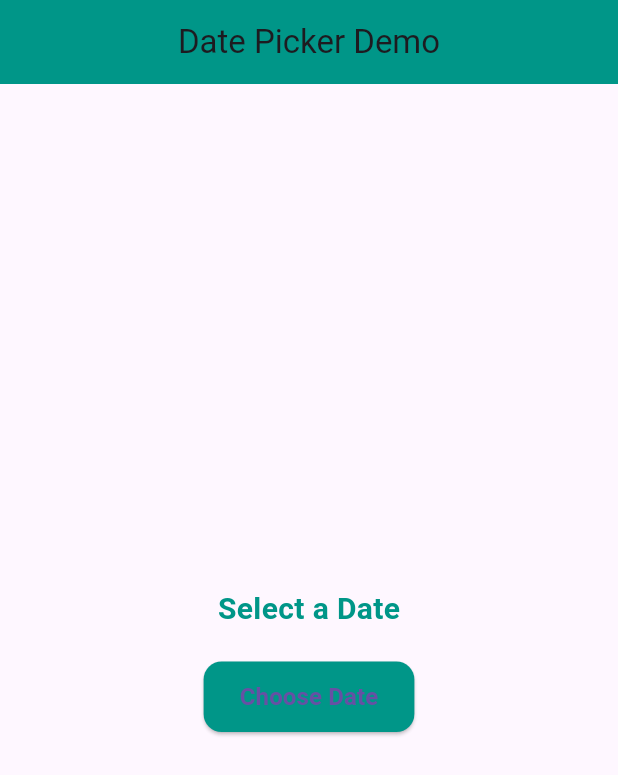
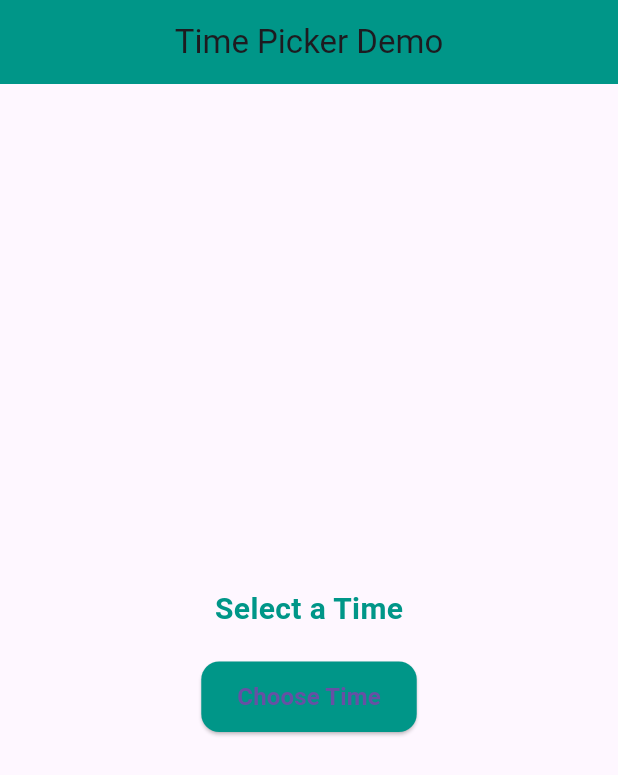
Before and after one commit to SaiKyawZinHtoo/Flutter_Test, a Flutter app: the screen it shows after launch, on a phone screen of 412 x 824 dp. Shown: the top 775 px of the screen. Run offline on Flutter 3.47's test engine with Material 3 defaults, Android fonts, the phone set to English and light mode, and no system bars; missing offline and left inert: dart:ffi.

Commit message:
time picker

```diff
--- a/testing_flutter_project/lib/main.dart
+++ b/testing_flutter_project/lib/main.dart
@@ -46,6 +46,7 @@ import 'package:testing_flutter_project/widgets/switch.dart';
 import 'package:testing_flutter_project/widgets/tabBar.dart';
 import 'package:testing_flutter_project/widgets/textField.dart';
 import 'package:testing_flutter_project/widgets/textFromField.dart';
+import 'package:testing_flutter_project/widgets/time_picker.dart';
 import 'package:testing_flutter_project/widgets/wrap.dart';
 
 void main() {
@@ -62,7 +63,7 @@ class MyApp extends StatelessWidget {
       title: "Flutter Demo",
       home: Scaffold(
         //appBar: appBarWidget(),
-        body: TestDatePicker(),
+        body: TestTimePicker(),
       ),
     );
   }
--- /dev/null
+++ b/testing_flutter_project/lib/widgets/time_picker.dart
@@ -0,0 +1,79 @@
+import 'package:flutter/material.dart';
+
+class TestTimePicker extends StatelessWidget {
+  const TestTimePicker({super.key});
+
+  @override
+  Widget build(BuildContext context) {
+    return Scaffold(
+      appBar: AppBar(
+        title: const Text("Time Picker Demo"),
+        centerTitle: true,
+        backgroundColor: Colors.teal,
+      ),
+      body: Center(
+        child: Column(
+          mainAxisAlignment: MainAxisAlignment.center,
+          children: [
+            const Text(
+              "Select a Time",
+              style: TextStyle(
+                fontSize: 20,
+                fontWeight: FontWeight.bold,
+                color: Colors.teal,
+              ),
+            ),
+            const SizedBox(height: 20),
+            ElevatedButton(
+              style: ElevatedButton.styleFrom(
+                padding:
+                    const EdgeInsets.symmetric(horizontal: 24, vertical: 12),
+                backgroundColor: Colors.teal,
+                shape: RoundedRectangleBorder(
+                  borderRadius: BorderRadius.circular(12),
+                ),
+              ),
+              onPressed: () async {
+                final result = await showTimePicker(
+                  context: context,
+                  initialTime: TimeOfDay.now(),
+                  builder: (context, child) {
+                    return Theme(
+                      data: ThemeData.light().copyWith(
+                        timePickerTheme: const TimePickerThemeData(
+                          dialBackgroundColor: Colors.teal,
+                          dialTextColor: Colors.white,
+                          hourMinuteTextColor: Colors.teal,
+                          hourMinuteShape: RoundedRectangleBorder(
+                            borderRadius: BorderRadius.all(Radius.circular(8)),
+                            side: BorderSide(color: Colors.teal),
+                          ),
+                          dayPeriodTextColor: Colors.teal,
+                        ),
+                      ),
+                      child: child!,
+                    );
+                  },
+                );
+
+                if (result != null) {
+                  ScaffoldMessenger.of(context).showSnackBar(
+                    SnackBar(
+                      content: Text("Selected time: ${result.format(context)}"),
+                      backgroundColor: Colors.teal,
+                      duration: const Duration(seconds: 2),
+                    ),
+                  );
+                }
+              },
+              child: const Text(
+                "Choose Time",
+                style: TextStyle(fontSize: 16, fontWeight: FontWeight.bold),
+              ),
+            ),
+          ],
+        ),
+      ),
+    );
+  }
+}
```
